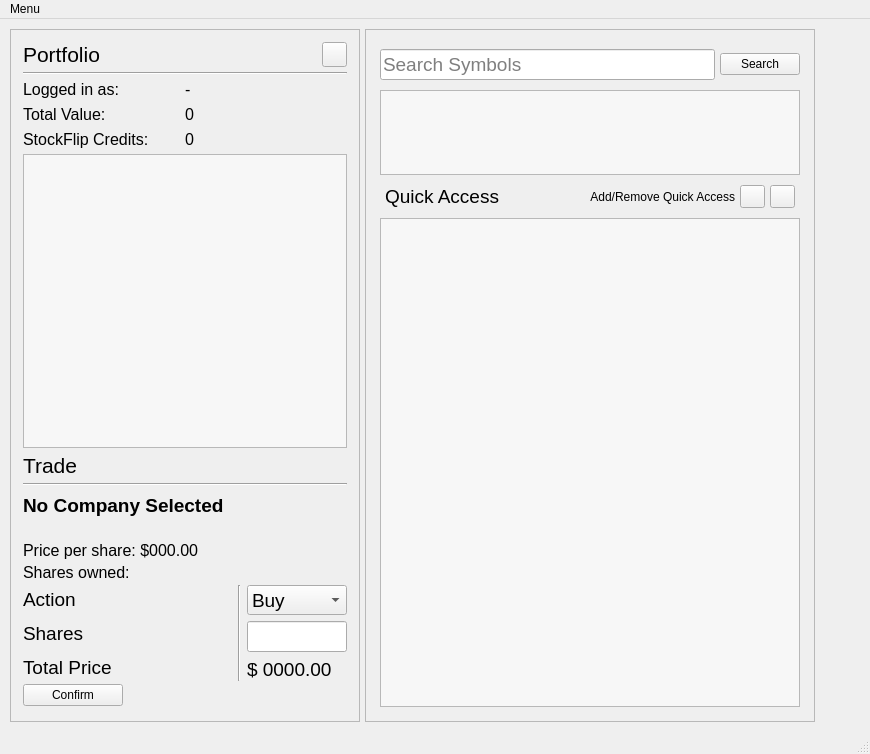
Old version of the form UI/main.ui in the repository welshbrad/StockFlip.
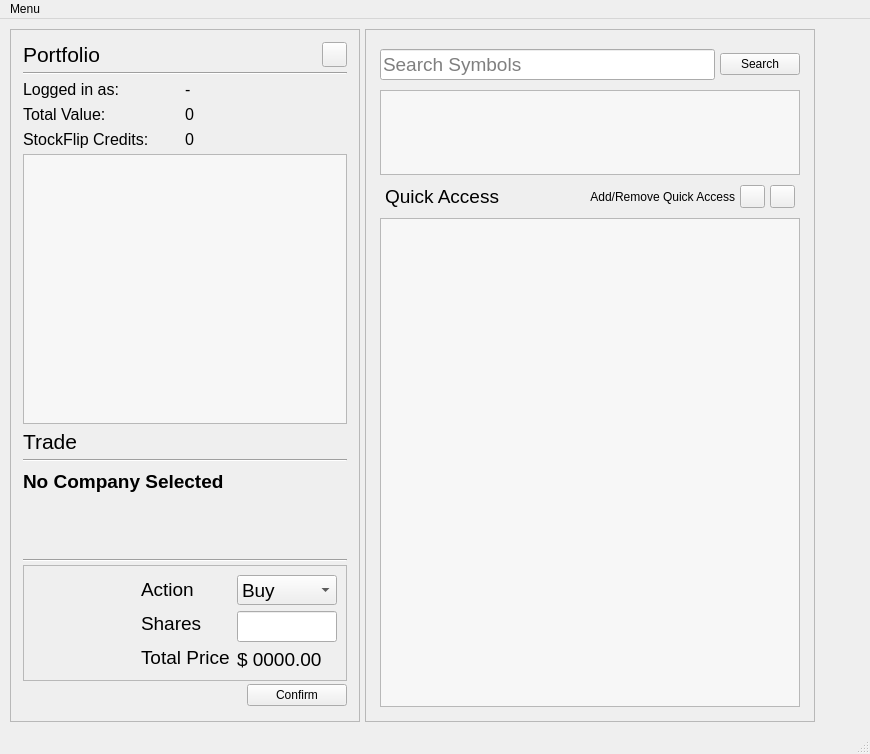
New version of the form. Icons and pictures are not drawn.

Patch:
```diff
--- a/UI/main.ui
+++ b/UI/main.ui
@@ -422,7 +422,7 @@
               </font>
              </property>
              <property name="text">
-              <string>Price per share: $000.00</string>
+              <string/>
              </property>
             </widget>
            </item>
@@ -434,15 +434,50 @@
               </font>
              </property>
              <property name="text">
-              <string>Shares owned:</string>
+              <string/>
              </property>
             </widget>
            </item>
+           <item>
+            <widget class="Line" name="line_4">
+             <property name="orientation">
+              <enum>Qt::Horizontal</enum>
+             </property>
+            </widget>
+           </item>
+           <item>
+            <widget class="QFrame" name="trade_frame">
+             <property name="minimumSize">
+              <size>
+               <width>0</width>
+               <height>100</height>
+              </size>
+             </property>
+             <property name="frameShape">
+              <enum>QFrame::StyledPanel</enum>
+             </property>
+             <property name="frameShadow">
+              <enum>QFrame::Raised</enum>
+             </property>
+             <layout class="QHBoxLayout" name="horizontalLayout_6">
            <item>
             <layout class="QHBoxLayout" name="horizontalLayout">
              <property name="spacing">
               <number>6</number>
              </property>
+                <item>
+                 <spacer name="horizontalSpacer_2">
+                  <property name="orientation">
+                   <enum>Qt::Horizontal</enum>
+                  </property>
+                  <property name="sizeHint" stdset="0">
+                   <size>
+                    <width>40</width>
+                    <height>20</height>
+                   </size>
+                  </property>
+                 </spacer>
+                </item>
              <item>
               <layout class="QVBoxLayout" name="verticalLayout_3">
                <item>
@@ -492,13 +527,6 @@
                </item>
               </layout>
              </item>
-             <item>
-              <widget class="Line" name="line">
-               <property name="orientation">
-                <enum>Qt::Vertical</enum>
-               </property>
-              </widget>
-             </item>
              <item>
               <layout class="QVBoxLayout" name="verticalLayout_6">
                <item>
@@ -575,14 +603,26 @@
              </item>
             </layout>
            </item>
+             </layout>
+            </widget>
+           </item>
            <item>
             <widget class="QPushButton" name="confirmButton">
+             <property name="sizePolicy">
+              <sizepolicy hsizetype="Fixed" vsizetype="Fixed">
+               <horstretch>0</horstretch>
+               <verstretch>0</verstretch>
+              </sizepolicy>
+             </property>
              <property name="maximumSize">
               <size>
                <width>100</width>
                <height>16777215</height>
               </size>
              </property>
+             <property name="layoutDirection">
+              <enum>Qt::RightToLeft</enum>
+             </property>
              <property name="text">
               <string>Confirm</string>
              </property>
```
Left out of the diff: 35 changed lines with no effect on the pictures. Lines whose indentation alone changed are shown as unchanged.
